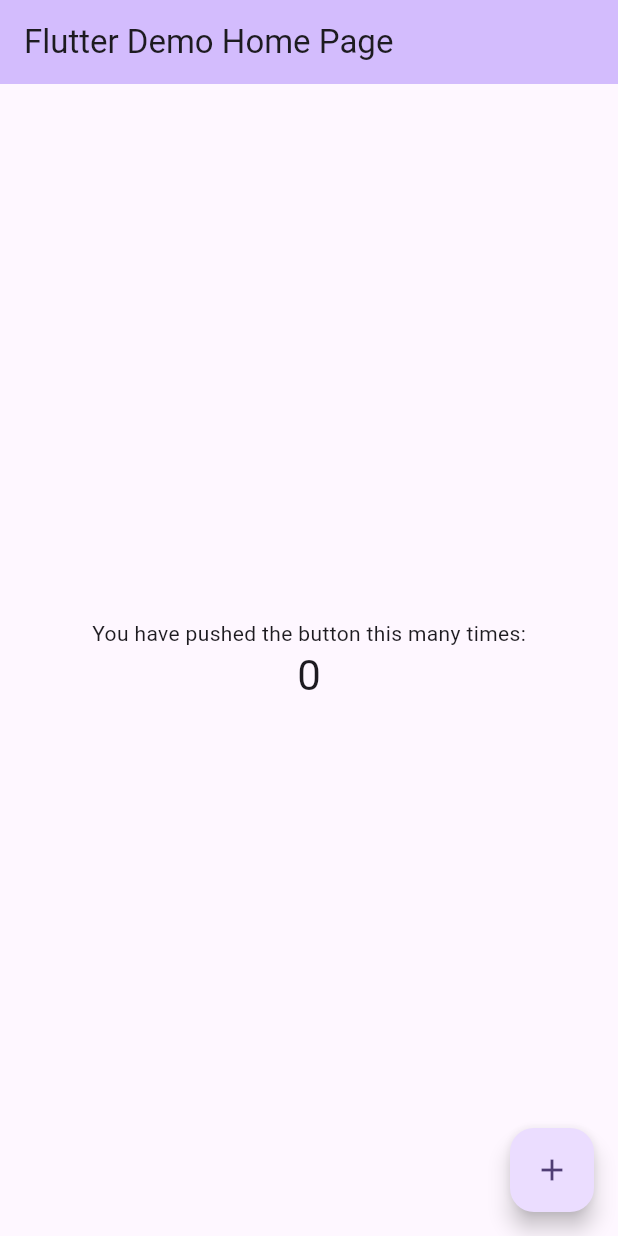
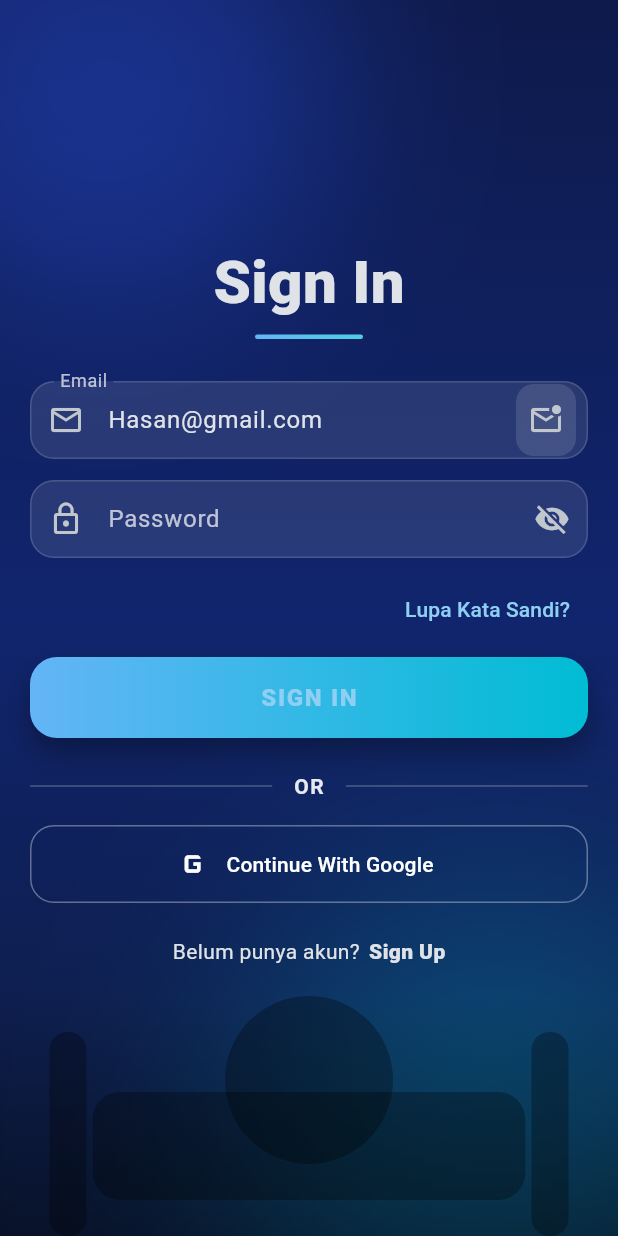
Before and after one commit to Rendyprobe/Novelina, a Flutter app: the screen it shows after launch, on a phone screen of 412 x 824 dp. Run offline on Flutter 3.47's test engine with Material 3 defaults, Android fonts, the phone set to English and light mode, and no system bars.

Commit message:
masih eror

```diff
--- /dev/null
+++ b/lib/core/theme.dart
@@ -0,0 +1,36 @@
+import 'package:flutter/material.dart';
+
+ThemeData buildAppTheme() {
+  return ThemeData(
+    useMaterial3: true,
+    brightness: Brightness.dark,
+    colorScheme: ColorScheme.fromSeed(
+      seedColor: const Color(0xFF4FC3F7),
+      brightness: Brightness.dark,
+    ),
+    fontFamily: 'Roboto',
+    inputDecorationTheme: InputDecorationTheme(
+      filled: true,
+      fillColor: Colors.white.withOpacity(0.10),
+      hintStyle: TextStyle(color: Colors.white.withOpacity(0.75)),
+      labelStyle: const TextStyle(color: Colors.white70),
+      contentPadding: const EdgeInsets.symmetric(horizontal: 16, vertical: 14),
+      enabledBorder: OutlineInputBorder(
+        borderRadius: BorderRadius.circular(16),
+        borderSide: BorderSide(color: Colors.white.withOpacity(0.15)),
+      ),
+      focusedBorder: OutlineInputBorder(
+        borderRadius: BorderRadius.circular(16),
+        borderSide: const BorderSide(color: Color(0xFF64B5F6), width: 1.5),
+      ),
+      errorBorder: OutlineInputBorder(
+        borderRadius: BorderRadius.circular(16),
+        borderSide: const BorderSide(color: Colors.redAccent),
+      ),
+      focusedErrorBorder: OutlineInputBorder(
+        borderRadius: BorderRadius.circular(16),
+        borderSide: const BorderSide(color: Colors.redAccent, width: 1.5),
+      ),
+    ),
+  );
+}
--- /dev/null
+++ b/lib/core/widgets/divider_with_text.dart
@@ -0,0 +1,38 @@
+import 'package:flutter/material.dart';
+
+class DividerWithText extends StatelessWidget {
+  final String text;
+  const DividerWithText({super.key, required this.text});
+
+  @override
+  Widget build(BuildContext context) {
+    final line = Expanded(
+      child: Container(
+        height: 1,
+        decoration: BoxDecoration(
+          color: Colors.white.withOpacity(0.25),
+          borderRadius: BorderRadius.circular(2),
+        ),
+      ),
+    );
+
+    return Row(
+      mainAxisAlignment: MainAxisAlignment.center,
+      children: [
+        line,
+        Padding(
+          padding: const EdgeInsets.symmetric(horizontal: 14),
+          child: Text(
+            text,
+            style: TextStyle(
+              fontWeight: FontWeight.w700,
+              letterSpacing: 1.1,
+              color: Colors.white.withOpacity(0.9),
+            ),
+          ),
+        ),
+        line,
+      ],
+    );
+  }
+}
--- /dev/null
+++ b/lib/core/widgets/gradient_button.dart
@@ -0,0 +1,52 @@
+import 'package:flutter/material.dart';
+
+class GradientButton extends StatelessWidget {
+  final VoidCallback? onPressed;
+  final Widget child;
+  final double height;
+  final double borderRadius;
+
+  const GradientButton({
+    super.key,
+    required this.onPressed,
+    required this.child,
+    this.height = 52,
+    this.borderRadius = 16,
+  });
+
+  @override
+  Widget build(BuildContext context) {
+    final disabled = onPressed == null;
+    return SizedBox(
+      width: double.infinity,
+      height: height,
+      child: DecoratedBox(
+        decoration: BoxDecoration(
+          borderRadius: BorderRadius.circular(borderRadius),
+          gradient: LinearGradient(
+            colors: disabled
+                ? [Colors.white12, Colors.white10]
+                : const [Color(0xFF64B5F6), Color(0xFF00BCD4)],
+          ),
+          boxShadow: [
+            BoxShadow(
+              color: Colors.black.withOpacity(0.30),
+              blurRadius: 16,
+              offset: const Offset(0, 10),
+            )
+          ],
+        ),
+        child: ElevatedButton(
+          onPressed: onPressed,
+          style: ElevatedButton.styleFrom(
+            backgroundColor: Colors.transparent,
+            shadowColor: Colors.transparent,
+            shape: RoundedRectangleBorder(borderRadius: BorderRadius.circular(borderRadius)),
+            textStyle: const TextStyle(fontWeight: FontWeight.bold),
+          ),
+          child: child,
+        ),
+      ),
+    );
+  }
+}
--- /dev/null
+++ b/lib/core/widgets/night_sky_background.dart
@@ -0,0 +1,80 @@
+import 'package:flutter/material.dart';
+
+class NightSkyBackground extends StatelessWidget {
+  const NightSkyBackground({super.key});
+
+  @override
+  Widget build(BuildContext context) {
+    return Container(
+      decoration: const BoxDecoration(
+        gradient: LinearGradient(
+          begin: Alignment.topCenter,
+          end: Alignment.bottomCenter,
+          colors: [Color(0xFF0E1A4B), Color(0xFF11256E), Color(0xFF0C1A3C)],
+        ),
+      ),
+      child: Stack(
+        children: [
+          Positioned(top: -60, left: -40, child: _glow(220, const Color(0xFF2E5BFF).withOpacity(0.35))),
+          Positioned(bottom: -80, right: -50, child: _glow(260, const Color(0xFF00E5FF).withOpacity(0.22))),
+          Align(
+            alignment: Alignment.bottomCenter,
+            child: IgnorePointer(
+              child: Container(
+                height: 160,
+                decoration: const BoxDecoration(
+                  gradient: LinearGradient(
+                    begin: Alignment.topCenter,
+                    end: Alignment.bottomCenter,
+                    colors: [Colors.transparent, Color(0x53000000)],
+                  ),
+                ),
+                child: CustomPaint(
+                  painter: MosquePainter(color: Colors.black.withOpacity(0.30)),
+                  child: const SizedBox.expand(),
+                ),
+              ),
+            ),
+          ),
+        ],
+      ),
+    );
+  }
+
+  Widget _glow(double size, Color color) => Container(
+        width: size,
+        height: size,
+        decoration: BoxDecoration(
+          shape: BoxShape.circle,
+          boxShadow: [BoxShadow(color: color, blurRadius: size / 2, spreadRadius: size / 5)],
+        ),
+      );
+}
+
+class MosquePainter extends CustomPainter {
+  final Color color;
+  const MosquePainter({required this.color});
+
+  @override
+  void paint(Canvas canvas, Size size) {
+    final paint = Paint()..color = color;
+    final baseH = size.height;
+
+    final domeCenter = Offset(size.width * 0.5, baseH * 0.35);
+    final domeR = baseH * 0.35;
+    canvas.drawCircle(domeCenter, domeR, paint);
+
+    final rect = Rect.fromLTWH(size.width * 0.15, baseH * 0.40, size.width * 0.70, baseH * 0.45);
+    canvas.drawRRect(RRect.fromRectAndRadius(rect, const Radius.circular(18)), paint);
+
+    final towerW = size.width * 0.06;
+    final towerH = baseH * 0.85;
+    final left = Rect.fromLTWH(size.width * 0.08, baseH - towerH, towerW, towerH);
+    final right = Rect.fromLTWH(size.width * 0.86, baseH - towerH, towerW, towerH);
+    canvas.drawRRect(RRect.fromRectAndRadius(left, const Radius.circular(12)), paint);
+    canvas.drawRRect(RRect.fromRectAndRadius(right, const Radius.circular(12)), paint);
+  }
+
+  @override
+  bool shouldRepaint(covariant CustomPainter oldDelegate) => false;
+}
--- /dev/null
+++ b/lib/features/auth/presentation/login_screen.dart
@@ -0,0 +1,188 @@
+import 'package:flutter/material.dart';
+import '../../../core/widgets/night_sky_background.dart';
+import '../../../core/widgets/gradient_button.dart';
+import '../../../core/widgets/divider_with_text.dart';
+import '../../../routes/routes.dart';
+
+class LoginScreen extends StatefulWidget {
+  const LoginScreen({super.key});
+
+  @override
+  State<LoginScreen> createState() => _LoginScreenState();
+}
+
+class _LoginScreenState extends State<LoginScreen> {
+  final _formKey = GlobalKey<FormState>();
+  final _email = TextEditingController(text: 'Hasan@gmail.com');
+  final _password = TextEditingController();
+  bool _obscure = true;
+  bool _signingIn = false;
+
+  @override
+  void dispose() {
+    _email.dispose();
+    _password.dispose();
+    super.dispose();
+  }
+
+  Future<void> _onSignIn() async {
+    if (!_formKey.currentState!.validate()) return;
+    setState(() => _signingIn = true);
+    await Future.delayed(const Duration(milliseconds: 900));
+    if (mounted) {
+      setState(() => _signingIn = false);
+      ScaffoldMessenger.of(context).showSnackBar(
+        const SnackBar(content: Text('Signed in (dummy). Nanti diarahkan ke beranda.')),
+      );
+    }
+  }
+
+  @override
+  Widget build(BuildContext context) {
+    final size = MediaQuery.of(context).size;
+    return Scaffold(
+      body: Stack(children: [
+        const NightSkyBackground(),
+        SafeArea(
+          child: Center(
+            child: SingleChildScrollView(
+              padding: const EdgeInsets.symmetric(horizontal: 20, vertical: 24),
+              child: ConstrainedBox(
+                constraints: const BoxConstraints(maxWidth: 460),
+                child: Column(
+                  crossAxisAlignment: CrossAxisAlignment.center,
+                  children: [
+                    const SizedBox(height: 8),
+                    Text(
+                      'Sign In',
+                      style: TextStyle(
+                        fontSize: size.width < 380 ? 34 : 40,
+                        fontWeight: FontWeight.w800,
+                        letterSpacing: 0.2,
+                      ),
+                    ),
+                    const SizedBox(height: 6),
+                    Container(
+                      height: 3,
+                      width: 72,
+                      decoration: BoxDecoration(
+                        gradient: const LinearGradient(colors: [Color(0xFF64B5F6), Color(0xFF4DD0E1)]),
+                        borderRadius: BorderRadius.circular(16),
+                      ),
+                    ),
+                    const SizedBox(height: 28),
+
+                    Form(
+                      key: _formKey,
+                      child: Column(children: [
+                        TextFormField(
+                          controller: _email,
+                          keyboardType: TextInputType.emailAddress,
+                          autofillHints: const [AutofillHints.email],
+                          decoration: InputDecoration(
+                            labelText: 'Email',
+                            hintText: 'nama@email.com',
+                            prefixIcon: const Icon(Icons.email_outlined),
+                            suffixIcon: Container(
+                              margin: const EdgeInsets.only(right: 8),
+                              decoration: BoxDecoration(
+                                color: Colors.white.withOpacity(0.12),
+                                borderRadius: BorderRadius.circular(12),
+                              ),
+                              child: const Icon(Icons.mark_email_unread_outlined),
+                            ),
+                          ),
+                          validator: (v) {
+                            final value = (v ?? '').trim();
+                            if (value.isEmpty) return 'Email wajib diisi';
+                            final ok = RegExp(r'^[^@\s]+@[^@\s]+\.[^@\s]+$').hasMatch(value);
+                            if (!ok) return 'Format email tidak valid';
+                            return null;
+                          },
+                        ),
+                        const SizedBox(height: 14),
+                        TextFormField(
+                          controller: _password,
+                          obscureText: _obscure,
+                          decoration: InputDecoration(
+                            labelText: 'Password',
+                            hintText: '••••••••',
+                            prefixIcon: const Icon(Icons.lock_outline),
+                            suffixIcon: IconButton(
+                              onPressed: () => setState(() => _obscure = !_obscure),
+                              icon: Icon(_obscure ? Icons.visibility_off : Icons.visibility),
+                              tooltip: _obscure ? 'Tampilkan' : 'Sembunyikan',
+                            ),
+                          ),
+                          validator: (v) {
+                            if ((v ?? '').isEmpty) return 'Password wajib diisi';
+                            if ((v ?? '').length < 6) return 'Minimal 6 karakter';
+                            return null;
+                          },
+                        ),
+                      ]),
+                    ),
+
+                    const SizedBox(height: 10),
+                    Align(
+                      alignment: Alignment.centerRight,
+                      child: TextButton(
+                        onPressed: () => ScaffoldMessenger.of(context)
+                            .showSnackBar(const SnackBar(content: Text('Fitur lupa sandi (coming soon)'))),
+                        child: const Text('Lupa Kata Sandi?'),
+                      ),
+                    ),
+
+                    const SizedBox(height: 8),
+                    GradientButton(
+                      onPressed: _signingIn ? null : _onSignIn,
+                      height: 54,
+                      borderRadius: 18,
+                      child: _signingIn
+                          ? const SizedBox(height: 22, width: 22, child: CircularProgressIndicator(strokeWidth: 2.4))
+                          : const Text('SIGN IN', style: TextStyle(fontSize: 16, fontWeight: FontWeight.w800, letterSpacing: 1.1)),
+                    ),
+
+                    const SizedBox(height: 22),
+                    const DividerWithText(text: 'OR'),
+                    const SizedBox(height: 16),
+
+                    SizedBox(
+                      height: 52,
+                      width: double.infinity,
+                      child: OutlinedButton.icon(
+                        onPressed: () {},
+                        icon: const Icon(Icons.g_mobiledata, size: 28),
+                        label: const Text('Continue With Google'),
+                        style: OutlinedButton.styleFrom(
+                          foregroundColor: Colors.white,
+                          side: BorderSide(color: Colors.white.withOpacity(0.35)),
+                          shape: RoundedRectangleBorder(borderRadius: BorderRadius.circular(16)),
+                        ),
+                      ),
+                    ),
+
+                    const SizedBox(height: 22),
+                    Wrap(
+                      alignment: WrapAlignment.center,
+                      crossAxisAlignment: WrapCrossAlignment.center,
+                      spacing: 6,
+                      children: [
+                        const Text('Belum punya akun?'),
+                        GestureDetector(
+                          onTap: () => Navigator.pushNamed(context, AppRoutes.signup),
+                          child: const Text('Sign Up', style: TextStyle(fontWeight: FontWeight.w800)),
+                        ),
+                      ],
+                    ),
+                    const SizedBox(height: 28),
+                  ],
+                ),
+              ),
+            ),
+          ),
+        ),
+      ]),
+    );
+  }
+}
--- a/lib/main.dart
+++ b/lib/main.dart
@@ -1,122 +1,28 @@
 import 'package:flutter/material.dart';
+import 'core/theme.dart';
+import 'routes/routes.dart';
+import 'features/auth/presentation/login_screen.dart';
+import 'features/auth/presentation/signup_screen.dart';
 
 void main() {
-  runApp(const MyApp());
+  runApp(const QuranApp());
 }
 
-class MyApp extends StatelessWidget {
-  const MyApp({super.key});
+class QuranApp extends StatelessWidget {
+  const QuranApp({super.key});
 
-  // This widget is the root of your application.
   @override
   Widget build(BuildContext context) {
     return MaterialApp(
-      title: 'Flutter Demo',
-      theme: ThemeData(
-        // This is the theme of your application.
-        //
-        // TRY THIS: Try running your application with "flutter run". You'll see
-        // the application has a purple toolbar. Then, without quitting the app,
-        // try changing the seedColor in the colorScheme below to Colors.green
-        // and then invoke "hot reload" (save your changes or press the "hot
-        // reload" button in a Flutter-supported IDE, or press "r" if you used
-        // the command line to start the app).
-        //
-        // Notice that the counter didn't reset back to zero; the application
-        // state is not lost during the reload. To reset the state, use hot
-        // restart instead.
-        //
-        // This works for code too, not just values: Most code changes can be
-        // tested with just a hot reload.
-        colorScheme: ColorScheme.fromSeed(seedColor: Colors.deepPurple),
-      ),
-      home: const MyHomePage(title: 'Flutter Demo Home Page'),
+      debugShowCheckedModeBanner: false,
+      title: "Qur'an App",
+      theme: buildAppTheme(),
+      initialRoute: AppRoutes.login,
+      routes: {
+        AppRoutes.home: (c) => const LoginScreen(), // sementara
+        AppRoutes.login: (c) => const LoginScreen(),
+        AppRoutes.signup: (c) => const SignUpScreen(),
+      },
     );
   }
 }
-
-class MyHomePage extends StatefulWidget {
-  const MyHomePage({super.key, required this.title});
-
-  // This widget is the home page of your application. It is stateful, meaning
-  // that it has a State object (defined below) that contains fields that affect
-  // how it looks.
-
-  // This class is the configuration for the state. It holds the values (in this
-  // case the title) provided by the parent (in this case the App widget) and
-  // used by the build method of the State. Fields in a Widget subclass are
-  // always marked "final".
-
-  final String title;
-
-  @override
-  State<MyHomePage> createState() => _MyHomePageState();
-}
-
-class _MyHomePageState extends State<MyHomePage> {
-  int _counter = 0;
-
-  void _incrementCounter() {
-    setState(() {
-      // This call to setState tells the Flutter framework that something has
-      // changed in this State, which causes it to rerun the build method below
-      // so that the display can reflect the updated values. If we changed
-      // _counter without calling setState(), then the build method would not be
-      // called again, and so nothing would appear to happen.
-      _counter++;
-    });
-  }
-
-  @override
-  Widget build(BuildContext context) {
-    // This method is rerun every time setState is called, for instance as done
-    // by the _incrementCounter method above.
-    //
-    // The Flutter framework has been optimized to make rerunning build methods
-    // fast, so that you can just rebuild anything that needs updating rather
-    // than having to individually change instances of widgets.
-    return Scaffold(
-      appBar: AppBar(
-        // TRY THIS: Try changing the color here to a specific color (to
-        // Colors.amber, perhaps?) and trigger a hot reload to see the AppBar
-        // change color while the other colors stay the same.
-        backgroundColor: Theme.of(context).colorScheme.inversePrimary,
-        // Here we take the value from the MyHomePage object that was created by
-        // the App.build method, and use it to set our appbar title.
-        title: Text(widget.title),
-      ),
-      body: Center(
-        // Center is a layout widget. It takes a single child and positions it
-        // in the middle of the parent.
-        child: Column(
-          // Column is also a layout widget. It takes a list of children and
-          // arranges them vertically. By default, it sizes itself to fit its
-          // children horizontally, and tries to be as tall as its parent.
-          //
-          // Column has various properties to control how it sizes itself and
-          // how it positions its children. Here we use mainAxisAlignment to
-          // center the children vertically; the main axis here is the vertical
-          // axis because Columns are vertical (the cross axis would be
-          // horizontal).
-          //
-          // TRY THIS: Invoke "debug painting" (choose the "Toggle Debug Paint"
-          // action in the IDE, or press "p" in the console), to see the
-          // wireframe for each widget.
-          mainAxisAlignment: MainAxisAlignment.center,
-          children: <Widget>[
-            const Text('You have pushed the button this many times:'),
-            Text(
-              '$_counter',
-              style: Theme.of(context).textTheme.headlineMedium,
-            ),
-          ],
-        ),
-      ),
-      floatingActionButton: FloatingActionButton(
-        onPressed: _incrementCounter,
-        tooltip: 'Increment',
-        child: const Icon(Icons.add),
-      ), // This trailing comma makes auto-formatting nicer for build methods.
-    );
-  }
-}
--- /dev/null
+++ b/lib/routes/routes.dart
@@ -0,0 +1,5 @@
+class AppRoutes {
+  static const String home = '/';
+  static const String login = '/login';
+  static const String signup = '/signup';
+}
```
Also changed, not shown: lib/features/auth/presentation/signup_screen.dart (added, +160 -0 lines), 1 other file.
